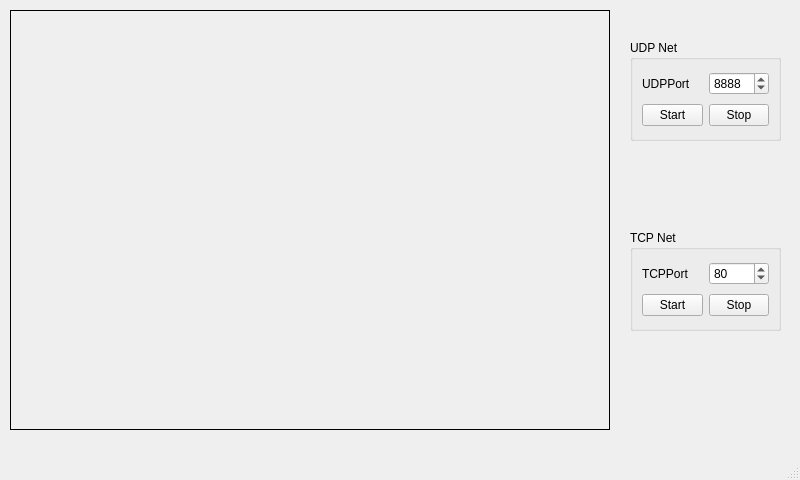
The window that UDPServer/mainwindow.ui (LennyRoberts/Camera) describes before a commit, drawn with Qt 5.
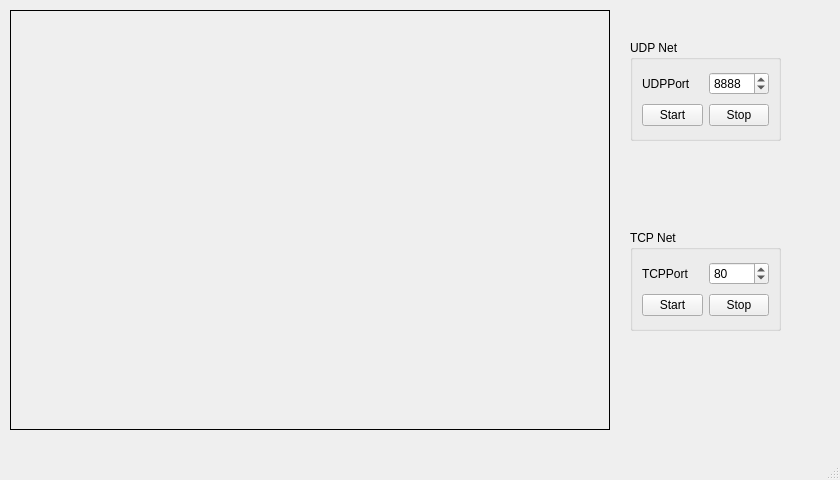
The same window after the commit.

```diff
--- a/UDPServer/mainwindow.ui
+++ b/UDPServer/mainwindow.ui
@@ -6,7 +6,7 @@
    <rect>
     <x>0</x>
     <y>0</y>
-    <width>800</width>
+    <width>840</width>
     <height>480</height>
    </rect>
   </property>
```
Left out of the diff: 2 changed lines with no effect on the pictures.
